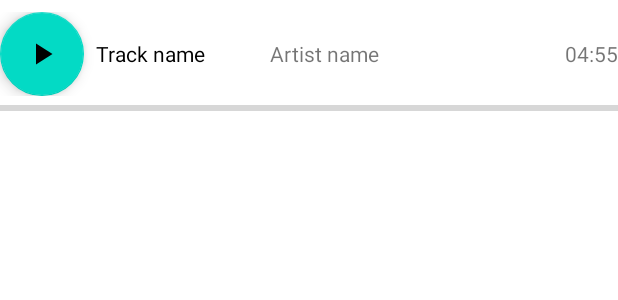
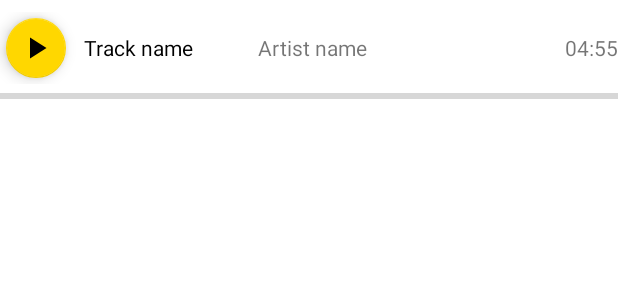
Before and after one commit to NikitaZar/Single-Album-App, an Android app: the layout card_media.xml on its own in the app's theme, with its tools: preview values and no code run, on a phone screen of 412 x 824 dp. Shown: the top 300 px of the screen. Run offline under Robolectric (Android 15) with nearby library versions, the phone set to English and light mode, and no system bars.

```diff
--- a/app/src/main/res/layout/card_media.xml
+++ b/app/src/main/res/layout/card_media.xml
@@ -1,5 +1,6 @@
 <?xml version="1.0" encoding="utf-8"?>
 <LinearLayout xmlns:android="http://schemas.android.com/apk/res/android"
+    xmlns:app="http://schemas.android.com/apk/res-auto"
     android:layout_width="match_parent"
     android:layout_height="wrap_content"
     android:orientation="vertical"
@@ -14,7 +15,8 @@
             android:id="@+id/bt_play"
             android:layout_width="match_parent"
             android:layout_height="wrap_content"
-            android:src="@drawable/ic_baseline_play_arrow_24" />
+            android:src="@drawable/ic_baseline_play_arrow_24"
+            app:fabSize="mini" />
 
         <TextView
             android:id="@+id/track_name"
--- a/app/src/main/res/values/colors.xml
+++ b/app/src/main/res/values/colors.xml
@@ -7,4 +7,5 @@
     <color name="teal_700">#FF018786</color>
     <color name="black">#FF000000</color>
     <color name="white">#FFFFFFFF</color>
+    <color name="gold">#FFD700</color>
 </resources>
--- a/app/src/main/res/values/themes.xml
+++ b/app/src/main/res/values/themes.xml
@@ -6,7 +6,7 @@
         <item name="colorPrimaryVariant">@color/purple_700</item>
         <item name="colorOnPrimary">@color/white</item>
         <!-- Secondary brand color. -->
-        <item name="colorSecondary">@color/teal_200</item>
+        <item name="colorSecondary">@color/gold</item>
         <item name="colorSecondaryVariant">@color/teal_700</item>
         <item name="colorOnSecondary">@color/black</item>
         <!-- Status bar color. -->
```
